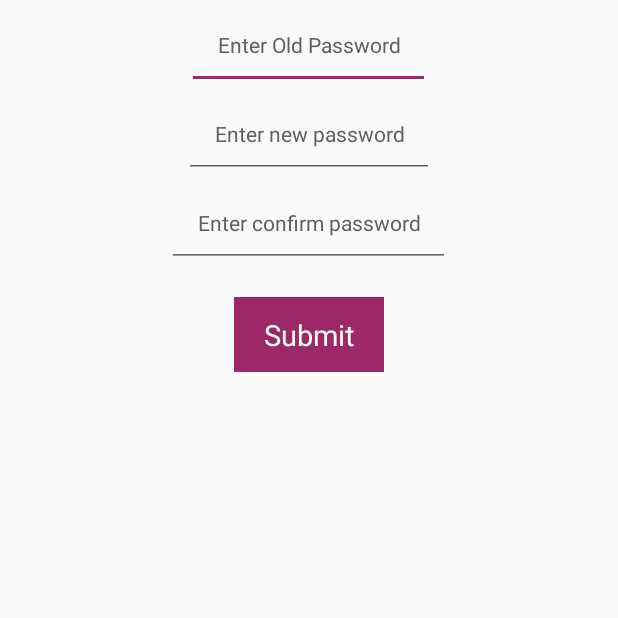
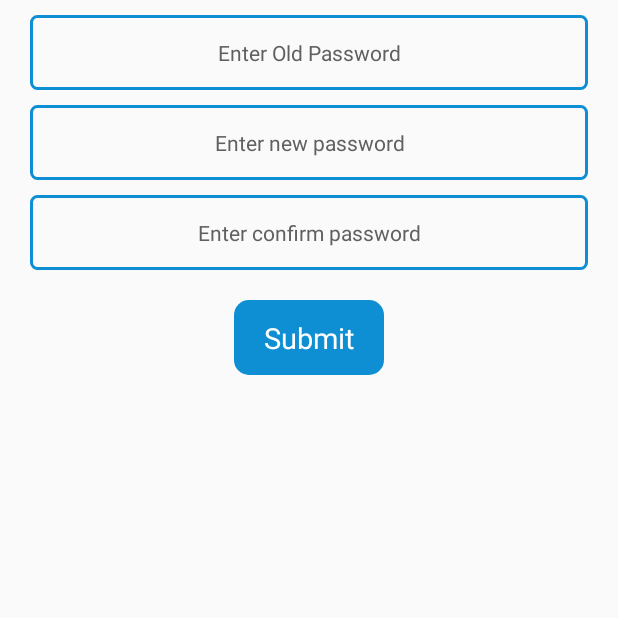
Before and after one commit to Chander-Shekhar-18/Print_India_Mart, an Android app: the Change_Password screen opened directly, with no data from a screen before it, on a phone screen of 412 x 824 dp, the top half of it. Run offline under Robolectric (Android 15) with nearby library versions, the phone set to English and light mode, and no system bars; Roboto replaces fonts that are not available here; 2 statements that could not run were skipped.

Commit message:
Password change

```diff
--- a/app/src/main/res/layout/activity_change__password.xml
+++ b/app/src/main/res/layout/activity_change__password.xml
@@ -5,64 +5,71 @@
     android:layout_width="match_parent"
     android:layout_height="match_parent"
     tools:context="com.zaptas.printindiamart.seller.Change_Password">
+
     <LinearLayout
         android:layout_width="match_parent"
-        android:orientation="vertical"
+        android:layout_height="wrap_content"
         android:gravity="center"
-        android:layout_height="wrap_content">
+        android:orientation="vertical">
+
         <EditText
-            android:layout_width="wrap_content"
-            android:layout_height="wrap_content"
+            android:id="@+id/old"
+            android:layout_width="match_parent"
+            android:layout_height="50dp"
+            android:layout_marginStart="20dp"
+            android:layout_marginEnd="20dp"
+            android:background="@drawable/edt_text"
             android:drawablePadding="10dp"
+            android:layout_marginTop="10dp"
+            android:gravity="center"
+            android:hint="Enter Old Password"
+            android:inputType="text"
             android:password="true"
-            android:id="@+id/old"
+            android:textColorHint="#606060"
+            android:textSize="14sp" />
+
+        <EditText
+            android:id="@+id/newpass"
+            android:layout_width="match_parent"
+            android:layout_marginTop="10dp"
+            android:layout_height="50dp"
+            android:layout_marginStart="20dp"
+            android:layout_marginEnd="20dp"
+            android:background="@drawable/edt_text"
+            android:drawablePadding="10dp"
             android:gravity="center"
+            android:hint="Enter new password"
+            android:inputType="text"
+            android:password="true"
+            android:textColorHint="#606060"
+            android:textSize="14sp" />
+
+        <EditText
+            android:id="@+id/confirmpass"
+            android:layout_width="match_parent"
+            android:layout_height="50dp"
+            android:layout_marginStart="20dp"
             android:layout_marginEnd="20dp"
-            android:layout_marginStart="20dp"
-            android:hint="Enter Old Password"
-            android:padding="20dp"
-            android:textSize="14sp"
+            android:background="@drawable/edt_text"
+            android:layout_marginTop="10dp"
+            android:gravity="center"
+            android:hint="Enter confirm password"
+            android:inputType="text"
+            android:password="true"
             android:textColorHint="#606060"
-            android:inputType="text"/>
-        <EditText
-            android:layout_width="wrap_content"
-            android:layout_height="wrap_content"
-            android:drawablePadding="10dp"
-            android:id="@+id/newpass"
-            android:gravity="center"
-            android:layout_marginEnd="20dp"
-            android:password="true"
-            android:layout_marginStart="20dp"
-            android:hint="Enter new password"
-            android:padding="20dp"
-            android:textSize="14sp"
-            android:textColorHint="#606060"
-            android:inputType="text"/>
-        <EditText
-            android:layout_width="wrap_content"
-            android:layout_height="wrap_content"
-            android:password="true"
-            android:drawablePadding="10dp"
-            android:id="@+id/confirmpass"
-            android:gravity="center"
-            android:layout_marginEnd="20dp"
-            android:layout_marginStart="20dp"
-            android:hint="Enter confirm password"
-            android:padding="20dp"
-            android:textSize="14sp"
-            android:textColorHint="#606060"
-            android:inputType="text"/>
+            android:textSize="14sp" />
+
         <TextView
             android:layout_width="100dp"
-            android:layout_marginTop="20dp"
-            android:onClick="update"
-            android:textSize="19dp"
             android:layout_height="50dp"
             android:layout_gravity="center"
+            android:layout_marginTop="20dp"
+            android:background="@drawable/custom_button"
             android:gravity="center"
-            android:background="#9c2867"
+            android:onClick="update"
+            android:text="Submit"
             android:textColor="#fff"
-            android:text="Submit"/>
+            android:textSize="19dp" />
     </LinearLayout>
 
 </RelativeLayout>
```
